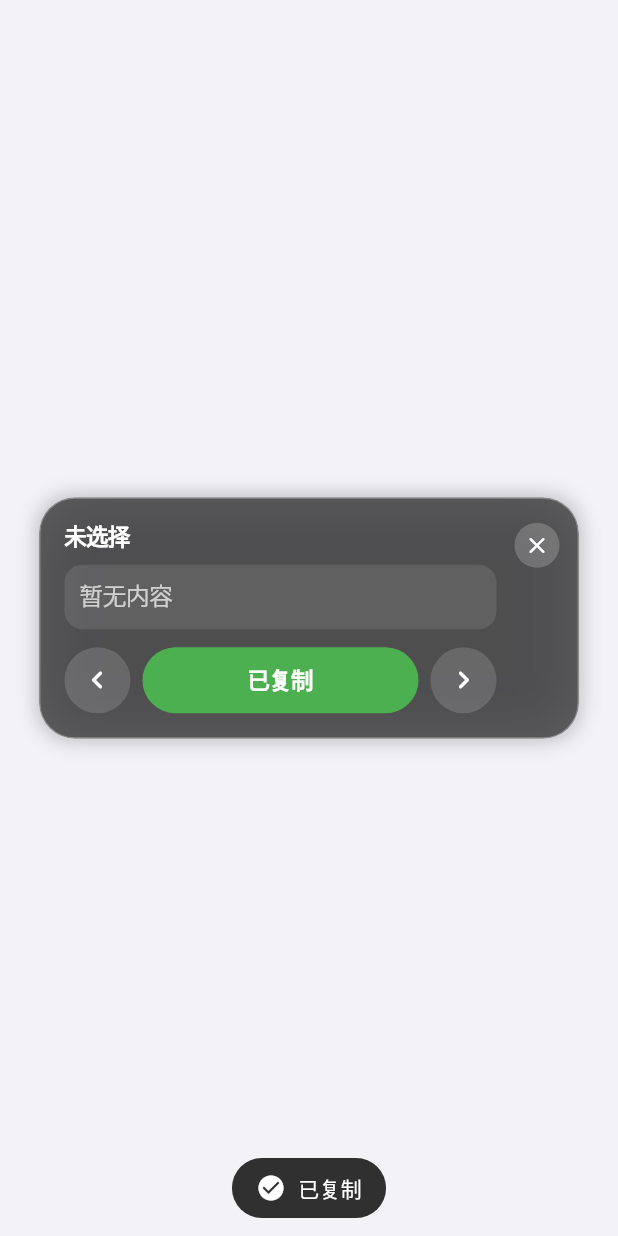
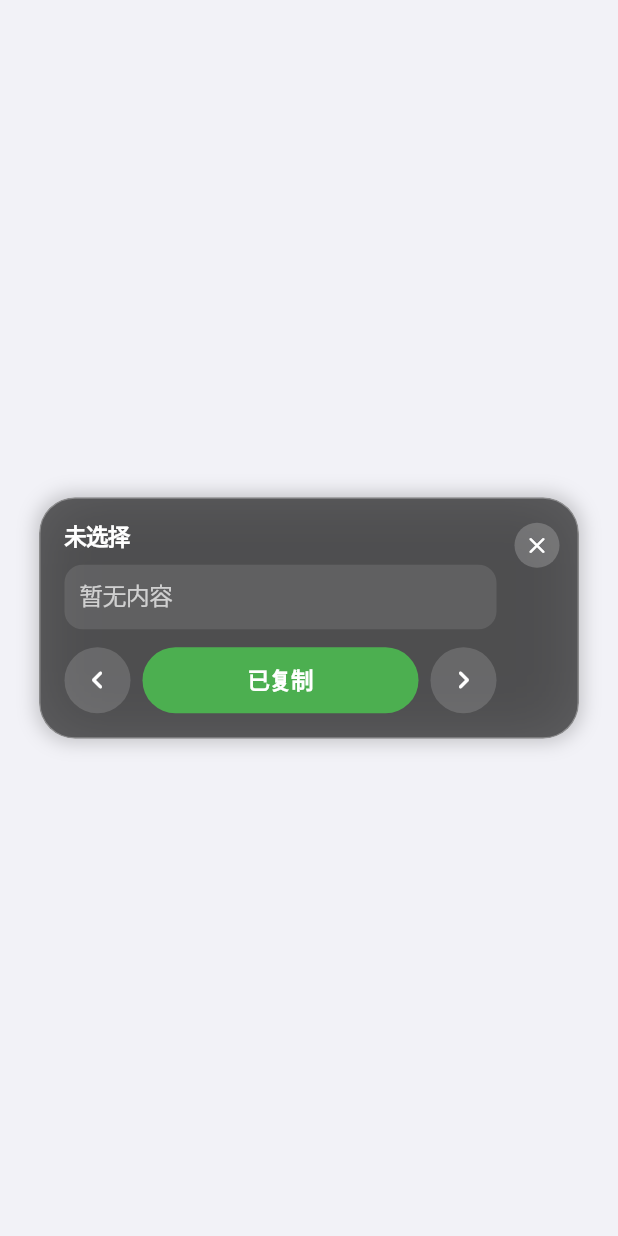
Before and after one commit to 52blingbling/SCAA, a Flutter app: the OverlayWindow widget shown alone on an empty page, opened directly, after a tap on "复制", on a phone screen of 412 x 824 dp. Run offline on Flutter 3.47's test engine with Material 3 defaults, Android fonts, the phone set to English and light mode, and no system bars; our stand-ins replace audioplayers, permission_handler, shared_preferences; missing offline and left inert: flutter_overlay_window, mobile_scanner; accounts and stored records are empty.

Commit message:
国产AI更新

```diff
--- a/lib/widgets/overlay_window.dart
+++ b/lib/widgets/overlay_window.dart
@@ -18,9 +18,6 @@ class _OverlayWindowState extends State<OverlayWindow> {
   List<Map<String, dynamic>> records = [];
   int currentPos = 0;
   bool _isCopied = false;
-  bool _showToast = false;
-  String _toastMessage = '已复制';
-  bool _isToastError = false;
 
   final GlobalKey _containerKey = GlobalKey();
 
@@ -298,9 +295,6 @@ class _OverlayWindowState extends State<OverlayWindow> {
                                                 }
                                               }
                                               _isCopied = false;
-                                              _showToast = false;
-                                              _isToastError = false;
-                                              _toastMessage = '已复制';
                                               _preCalculateAndResize();
                                             });
                                           }
@@ -316,26 +310,12 @@ class _OverlayWindowState extends State<OverlayWindow> {
                                             HapticFeedback.selectionClick();
                                             setState(() {
                                               _isCopied = true;
-                                              _showToast = true;
-                                              _toastMessage = '已复制';
-                                              _isToastError = false;
                                             });
                                             FlutterOverlayWindow.shareData({
                                               'action': 'copied',
                                               'sequence': sequence,
                                               'content': content,
                                             });
-                                            try {
-                                              await Clipboard.setData(
-                                                ClipboardData(text: content),
-                                              );
-                                            } catch (e) {
-                                              debugPrint('Clipboard error: $e');
-                                              setState(() {
-                                                _toastMessage = '复制失败';
-                                                _isToastError = true;
-                                              });
-                                            }
 
                                             Future.delayed(
                                               const Duration(
@@ -346,18 +326,6 @@ class _OverlayWindowState extends State<OverlayWindow> {
                                                 if (mounted) {
                                                   setState(() {
                                                     _isCopied = false;
-                                                  });
-                                                }
-                                              },
-                                            );
-                                            Future.delayed(
-                                              const Duration(seconds: 2),
-                                              () {
-                                                if (mounted) {
-                                                  setState(() {
-                                                    _showToast = false;
-                                                    _isToastError = false;
-                                                    _toastMessage = '已复制';
                                                   });
                                                 }
                                               },
@@ -406,9 +374,6 @@ class _OverlayWindowState extends State<OverlayWindow> {
                                                 }
                                               }
                                               _isCopied = false;
-                                              _showToast = false;
-                                              _isToastError = false;
-                                              _toastMessage = '已复制';
                                               _preCalculateAndResize();
                                             });
                                           }
@@ -452,41 +417,7 @@ class _OverlayWindowState extends State<OverlayWindow> {
                 ),
               ),
             ),
-          _showToast ? Positioned(
-            bottom: 12,
-            child: Container(
-              padding: const EdgeInsets.symmetric(
-                horizontal: 16,
-                vertical: 10,
-              ),
-              decoration: BoxDecoration(
-                color: _isToastError
-                    ? Colors.red.withOpacity(0.9)
-                    : Colors.black.withOpacity(0.8),
-                borderRadius: BorderRadius.circular(20),
-              ),
-              child: Row(
-                mainAxisSize: MainAxisSize.min,
-                children: <Widget>[
-                  Icon(
-                    _isToastError
-                        ? Icons.error_outline
-                        : Icons.check_circle,
-                    color: Colors.white,
-                    size: 20,
-                  ),
-                  const SizedBox(width: 8),
-                  Text(
-                    _toastMessage,
-                    style: const TextStyle(
-                      color: Colors.white,
-                      fontSize: 14,
-                    ),
-                  ),
-                ],
-              ),
-            ),
-          ) : Container(),
+
         ],
       ),
     );
```
Also changed, not shown: lib/screens/unit_screen.dart (+12 -0 lines), lib/services/unit_service.dart (+4 -5 lines).
